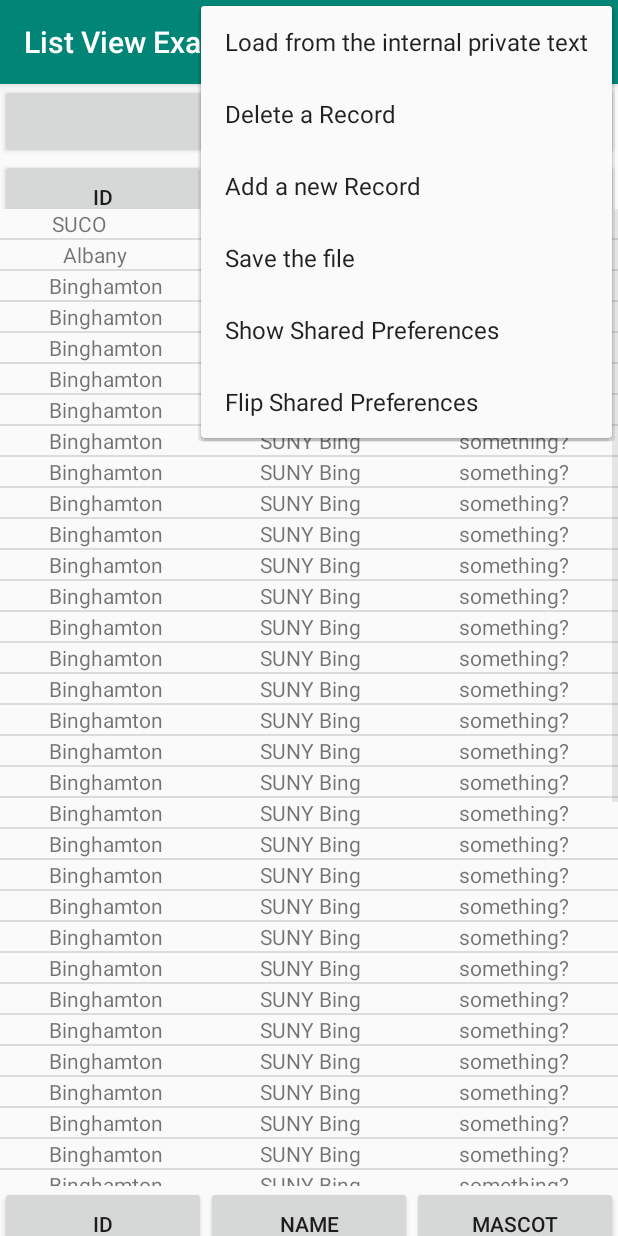
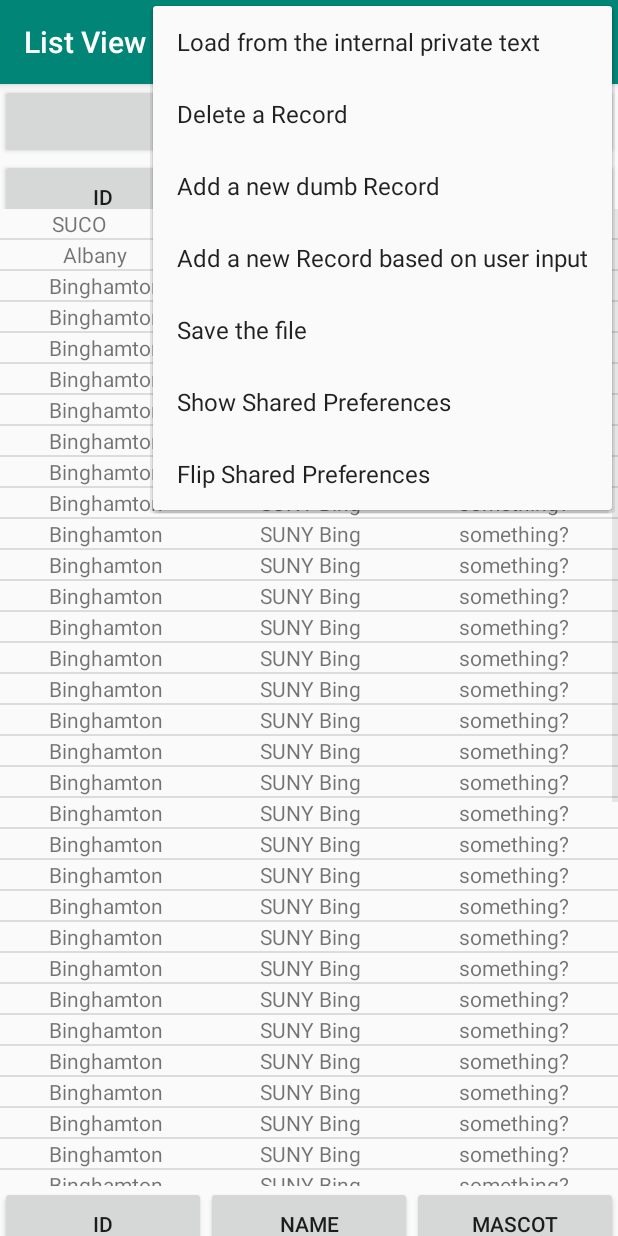
Before and after one commit to zhangssuco/Listview5, an Android app: the screen it shows after launch (MainActivity), with the options menu open, on a phone screen of 412 x 824 dp. Run offline under Robolectric (Android 15) with nearby library versions, the phone set to English and light mode, and no system bars.

Commit message:
Shared preferences, read from asset text file (read only), write (in private mode) to and read from internal file, listview, add, delete records,

```diff
--- a/app/src/main/res/menu/menu.xml
+++ b/app/src/main/res/menu/menu.xml
@@ -15,8 +15,14 @@
     <item
         android:id="@+id/add"
         android:orderInCategory="100"
-        android:title="Add a new Record"
+        android:title="Add a new dumb Record"
         app:showAsAction="never" />
+    <item
+        android:id="@+id/add2"
+        android:orderInCategory="100"
+        android:title="Add a new Record based on user input"
+        app:showAsAction="never" />
+
     <item
         android:id="@+id/save"
         android:orderInCategory="100"
```
Also changed, not shown: app/src/main/java/com/example/listview5/MainActivity.java (+100 -15 lines).
